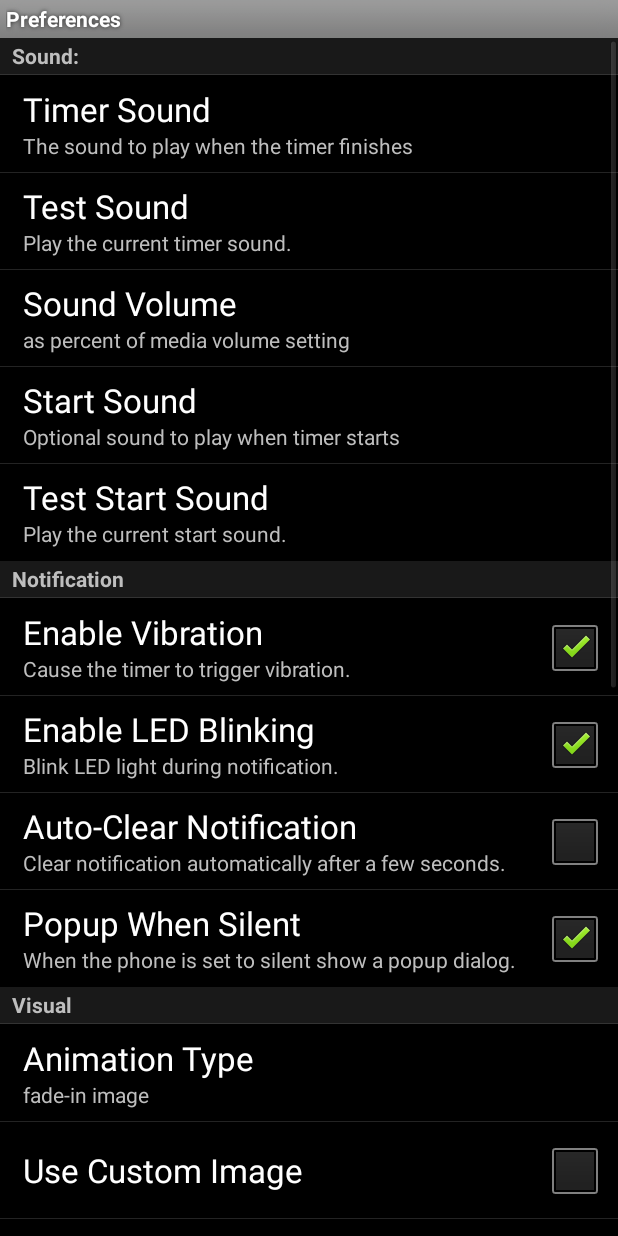
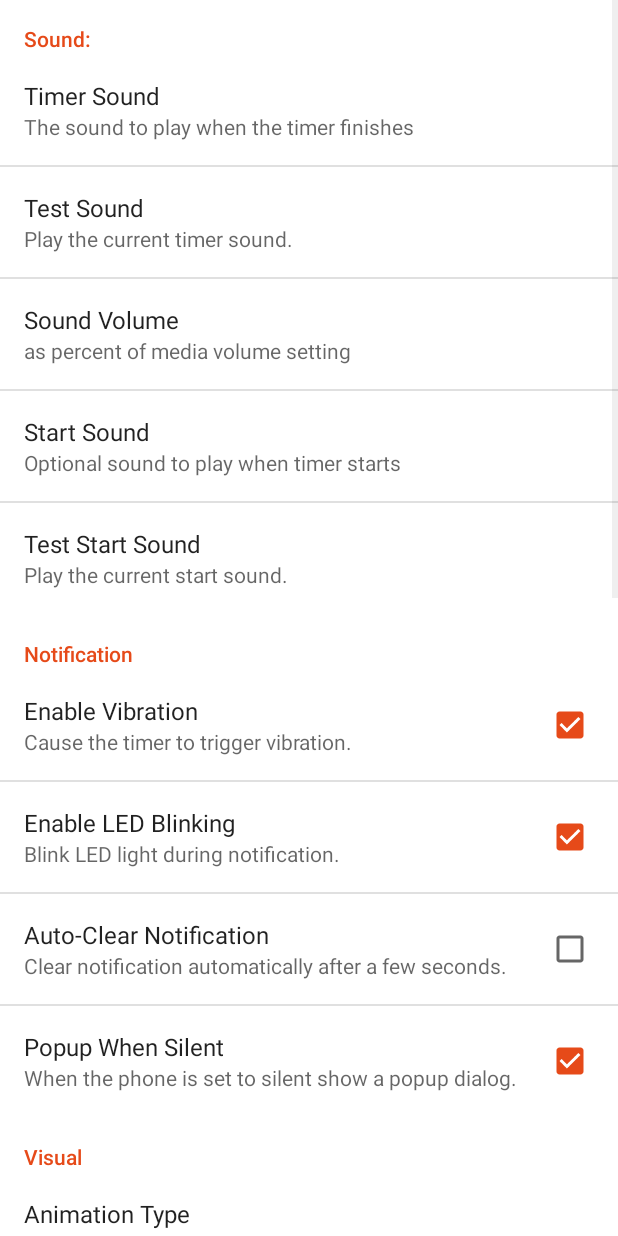
Before and after one commit to yuttadhammo/BodhiTimer, an Android app: the TimerPrefActivity screen opened directly, with no data from a screen before it, on a phone screen of 412 x 824 dp. Run offline under Robolectric (Android 15) with nearby library versions, the phone set to English and light mode, and no system bars.

Commit message:
Switch to Material Theme

```diff
--- a/app/build.gradle
+++ b/app/build.gradle
@@ -10,6 +10,7 @@ android {
         targetSdkVersion 30
     }
 
+
     buildTypes {
         release {
             minifyEnabled true
@@ -21,4 +22,7 @@ android {
 dependencies {
     implementation 'androidx.legacy:legacy-support-v4:1.0.0'
     implementation 'androidx.vectordrawable:vectordrawable:1.1.0'
+    implementation 'com.google.android.material:material:1.3.0-alpha02'
+    implementation 'androidx.preference:preference:1.1.1'
+    implementation 'androidx.constraintlayout:constraintlayout:2.0.1'
 }
--- a/app/src/main/res/values/styles.xml
+++ b/app/src/main/res/values/styles.xml
@@ -1,13 +1,17 @@
 <?xml version="1.0" encoding="utf-8"?>
 <resources xmlns:android="http://schemas.android.com/apk/res/android">
 
-    <style name="NPTheme" parent="@android:style/Theme.Translucent.NoTitleBar">
+    <style name="NPTheme" parent="Theme.MaterialComponents.DayNight">
         <item name="android:background">@color/shade</item>
+        <item name="colorPrimary">#3FAA44</item>
+        <item name="colorPrimaryVariant">#153916</item>
     </style>
 
     <color name="shade">#33000000</color>
 
-    <style name="Theme.Transparent" parent="android:Theme">
+    <style name="Theme.Transparent" parent="Theme.MaterialComponents.DayNight">
+        <item name="colorPrimary">#3FAA44</item>
+        <item name="colorPrimaryVariant">#153916</item>
         <item name="android:windowIsTranslucent">true</item>
         <item name="android:windowBackground">@android:color/transparent</item>
         <item name="android:windowContentOverlay">@null</item>
@@ -15,5 +19,10 @@
         <item name="android:windowIsFloating">true</item>
     </style>
 
-    <style name="Theme.Holo" parent="@android:style/Theme.Black"></style>
+    <style name="Theme.Holo" parent="Theme.MaterialComponents.DayNight">
+        <item name="colorPrimary">#afb42b</item>
+        <item name="colorPrimaryVariant">#7c8500</item>
+        <item name="colorSecondary">#e64a19</item>
+        <item name="colorSecondaryVariant">#ac0800</item>
+    </style>
 </resources>
```
Also changed, not shown: 1 other file.
